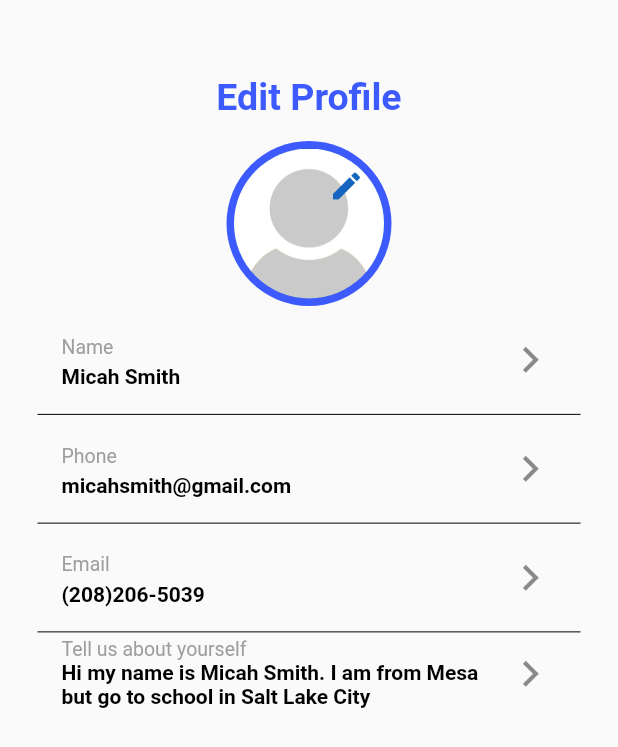
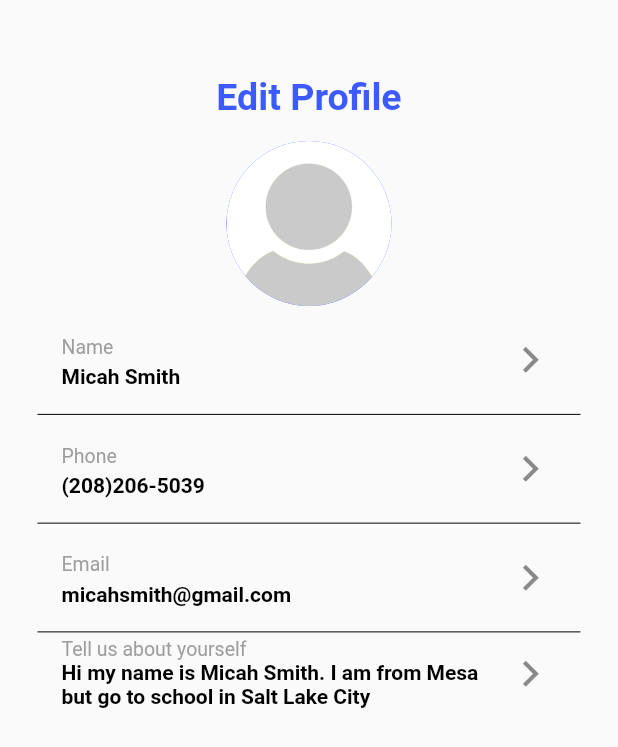
Before and after one commit to dchicchon/flutter-mobile-app, a Flutter app: the screen it shows after launch, on a phone screen of 412 x 824 dp. Shown: the top 747 px of the screen. Run offline on Flutter 3.47's test engine with Material 2 defaults, Android fonts, the phone set to English and light mode, and no system bars; our stand-ins replace image_picker.

Commit message:
finished setting up user profile uplaod

```diff
--- a/lib/MyHomePage.dart
+++ b/lib/MyHomePage.dart
@@ -1,9 +1,9 @@
 import 'package:flutter/material.dart';
 import 'package:mobile_app/About.dart';
+import 'package:image_picker/image_picker.dart';
 import 'dart:io';
 import 'package:mobile_app/PhoneNumber.dart';
 import 'Email.dart';
-
 import 'Name.dart';
 import 'Photo.dart';
 
@@ -26,9 +26,42 @@ class _MyHomePageState extends State<MyHomePage> {
   String name = "Micah Smith";
   String email = "micahsmith@gmail.com";
   String phoneNumber = "(208)206-5039";
-  File photo;
   String about =
       "Hi my name is Micah Smith. I am from Mesa but go to school in Salt Lake City";
+  File _image;
+  final picker = ImagePicker();
+
+  Future getImage() async {
+    final pickedFile = await picker.getImage(source: ImageSource.gallery);
+    setState(() {
+      this._image = File(pickedFile.path);
+    });
+    print(this._image);
+  }
+
+  void submitPhoto() {
+    _showPicker(context);
+  }
+
+  void _showPicker(context) {
+    showModalBottomSheet(
+        context: context,
+        builder: (BuildContext bc) {
+          return SafeArea(
+              child: Container(
+                  child: Wrap(
+            children: [
+              ListTile(
+                  leading: Icon(Icons.photo_library),
+                  title: Text("Photo Library"),
+                  onTap: () {
+                    getImage();
+                    Navigator.of(context).pop();
+                  }),
+            ],
+          )));
+        });
+  }
 
   void newName(String fname, String lname) {
     this.setState(() {
@@ -56,7 +89,8 @@ class _MyHomePageState extends State<MyHomePage> {
   }
 
   void updatePhoto() {
-    Navigator.push(context, MaterialPageRoute(builder: (context) => Photo()));
+    Navigator.push(context,
+        MaterialPageRoute(builder: (context) => Photo(this.submitPhoto)));
   }
 
   void updateName() {
@@ -111,21 +145,22 @@ class _MyHomePageState extends State<MyHomePage> {
                         child: CircleAvatar(
                             radius: 55.0,
                             backgroundColor: Colors.indigoAccent.shade400,
-                            child: CircleAvatar(
-                                backgroundImage:
-                                    ExactAssetImage('assets/no_img.jpg'),
-                                backgroundColor: Colors.blue.shade800,
-                                radius: 50.0,
-                                child: Ink(
-                                    decoration: const ShapeDecoration(
-                                        color: Colors.white,
-                                        shape: CircleBorder()),
-                                    child: IconButton(
-                                        onPressed: this.updatePhoto,
-                                        icon: Icon(Icons.edit),
-                                        color: Colors.blue.shade800,
-                                        padding: EdgeInsets.fromLTRB(
-                                            50, 0, 0, 50)))))),
+                            child: ClipOval(
+                                child: (this._image != null)
+                                    ? Image.file(this._image)
+                                    : Image.asset("assets/no_img.jpg")))),
+                    // backgroundImage: AssetImage(this._image == null
+                    //     : this._image.path),
+                    // child: Ink(
+                    //     decoration: const ShapeDecoration(
+                    //         color: Colors.white,
+                    //         shape: CircleBorder()),
+                    //     child: IconButton(
+                    //         onPressed: this.updatePhoto,
+                    //         icon: Icon(Icons.edit),
+                    //         color: Colors.blue.shade800,
+                    //         padding: EdgeInsets.fromLTRB(
+                    //             50, 0, 0, 50)))))),
                   ],
                 ),
                 Row(children: [
@@ -149,7 +184,7 @@ class _MyHomePageState extends State<MyHomePage> {
                           title: Text("Phone",
                               style: TextStyle(
                                   color: Colors.grey.shade500, fontSize: 13)),
-                          subtitle: Text(this.email,
+                          subtitle: Text(this.phoneNumber,
                               style: TextStyle(
                                   color: Colors.black,
                                   fontWeight: FontWeight.bold)),
@@ -163,7 +198,7 @@ class _MyHomePageState extends State<MyHomePage> {
                           title: Text("Email",
                               style: TextStyle(
                                   color: Colors.grey.shade500, fontSize: 13)),
-                          subtitle: Text(this.phoneNumber,
+                          subtitle: Text(this.email,
                               style: TextStyle(
                                   color: Colors.black,
                                   fontWeight: FontWeight.bold)),
```
Also changed, not shown: lib/Photo.dart (+7 -51 lines).
